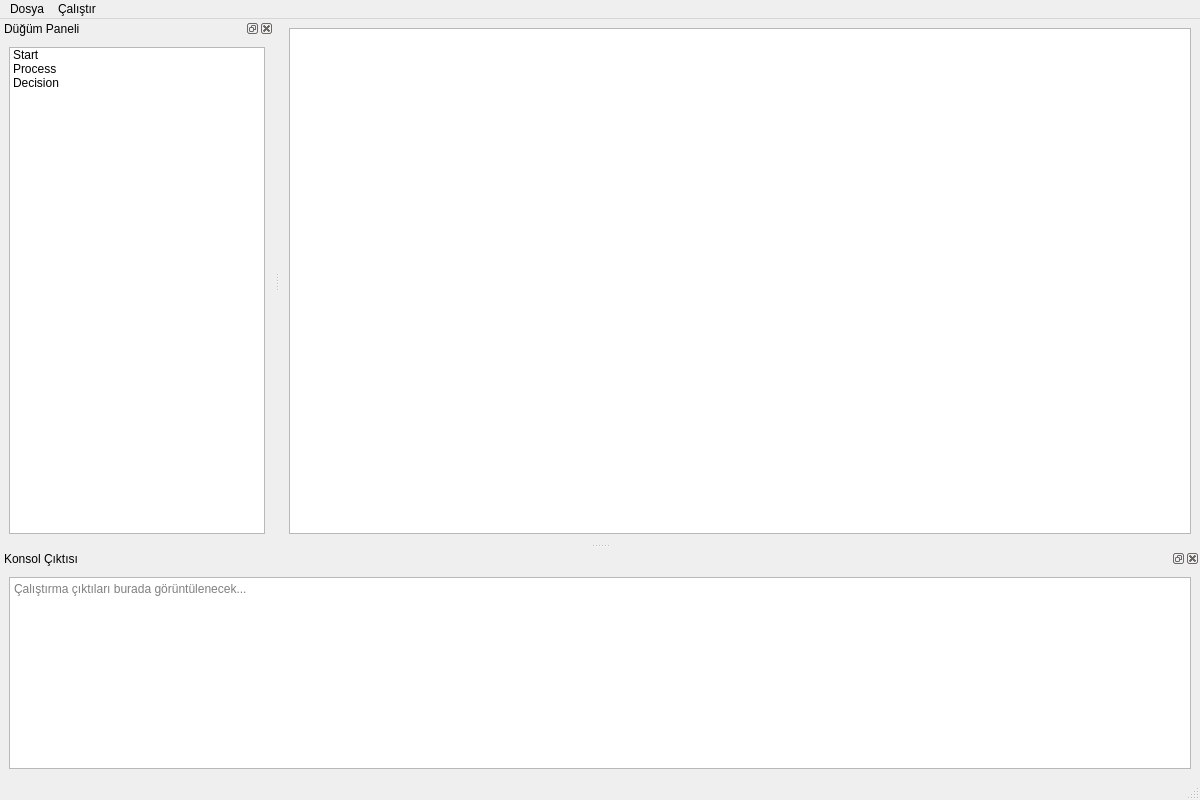
Above: views/mainwindow.ui from flowpy-ide/FlowPy before the change. Below: the same form after it.
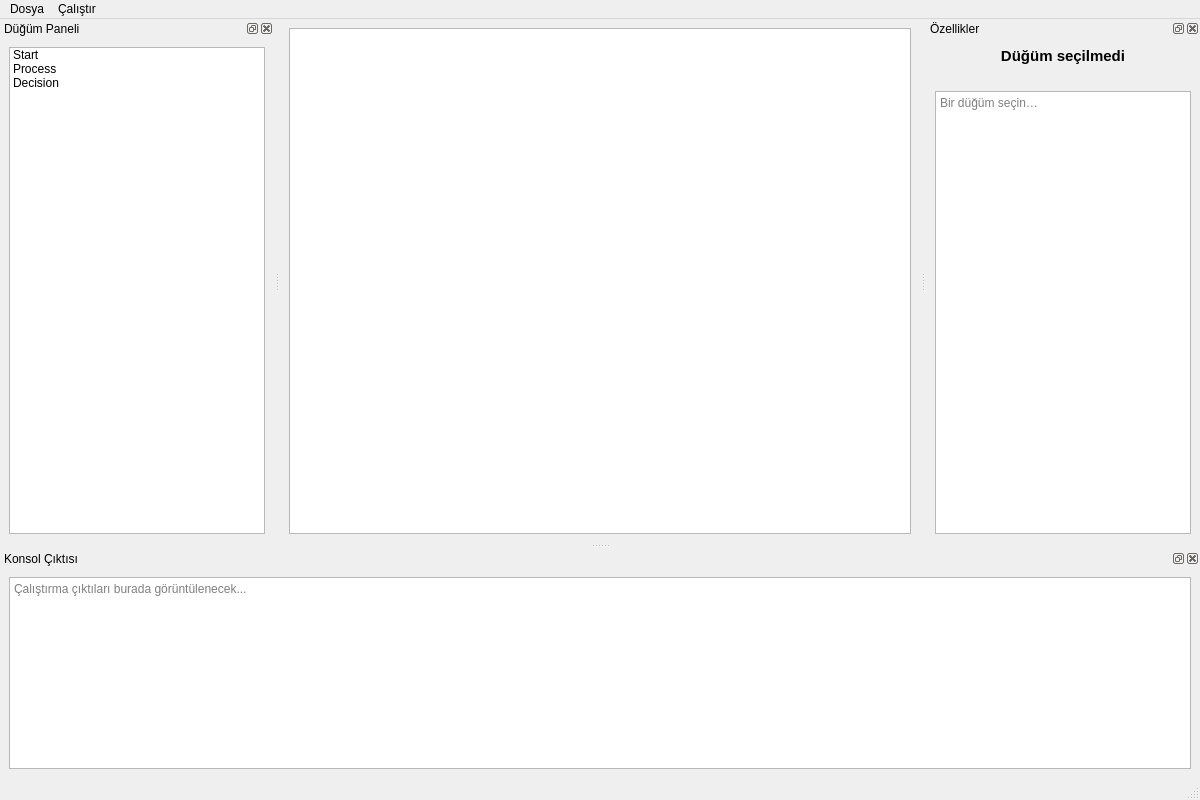
That is the form after the change.

Commit message: feat: Implement core visual flow editor components including node/edge models, serialization, interpretation, and main UI with canvas, node panel, and property editor.

```diff
--- a/views/mainwindow.ui
+++ b/views/mainwindow.ui
@@ -84,6 +84,56 @@
                 </layout>
             </widget>
         </widget>
+        <!-- ═══ Sağ Dock: Özellikler Paneli ═══ -->
+        <widget class="QDockWidget" name="propertiesDock">
+            <property name="windowTitle">
+                <string>Özellikler</string>
+            </property>
+            <attribute name="dockWidgetArea">
+                <number>2</number>
+            </attribute>
+            <widget class="QWidget" name="propertiesDockContents">
+                <layout class="QVBoxLayout" name="propertiesLayout">
+                    <item>
+                        <widget class="QLabel" name="propNodeTitle">
+                            <property name="text">
+                                <string>Düğüm seçilmedi</string>
+                            </property>
+                            <property name="font">
+                                <font>
+                                    <pointsize>11</pointsize>
+                                    <bold>true</bold>
+                                </font>
+                            </property>
+                            <property name="alignment">
+                                <set>Qt::AlignmentFlag::AlignCenter</set>
+                            </property>
+                        </widget>
+                    </item>
+                    <item>
+                        <widget class="QLabel" name="propNodeId">
+                            <property name="text">
+                                <string></string>
+                            </property>
+                            <property name="alignment">
+                                <set>Qt::AlignmentFlag::AlignCenter</set>
+                            </property>
+                        </widget>
+                    </item>
+                    <item>
+                        <widget class="QTextEdit" name="propDetails">
+                            <property name="readOnly">
+                                <bool>true</bool>
+                            </property>
+                            <property name="placeholderText">
+                                <string>Bir düğüm seçin…</string>
+                            </property>
+                        </widget>
+                    </item>
+                </layout>
+            </widget>
+        </widget>
+        <!-- ═══ Alt Dock: Konsol ═══ -->
         <widget class="QDockWidget" name="consoleDock">
             <property name="windowTitle">
                 <string>Konsol Çıktısı</string>
```
Left out of the diff: 1 changed line with no effect on the pictures. The commit also changes 13 other files.
